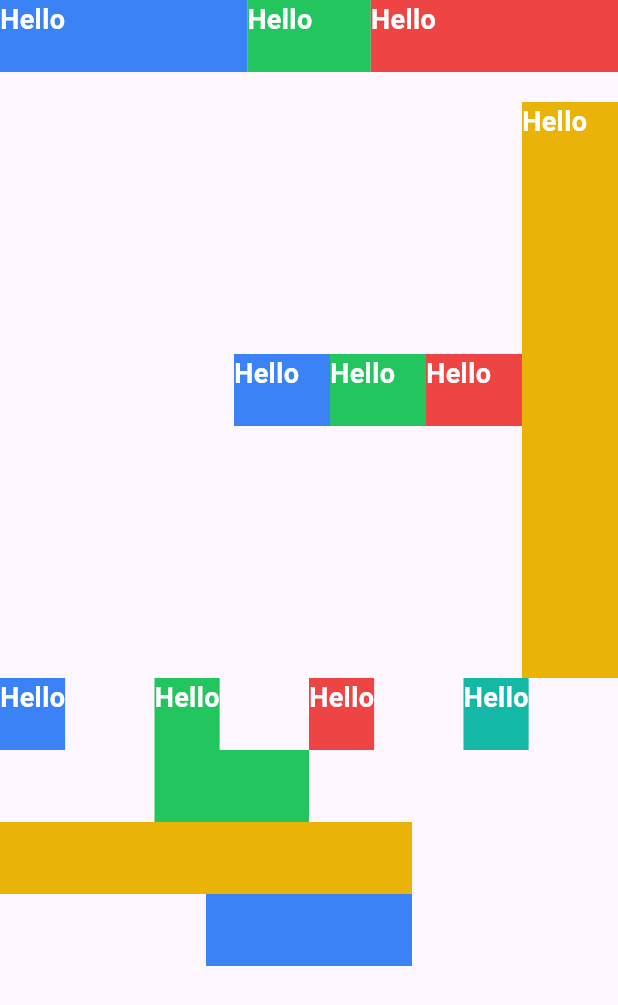
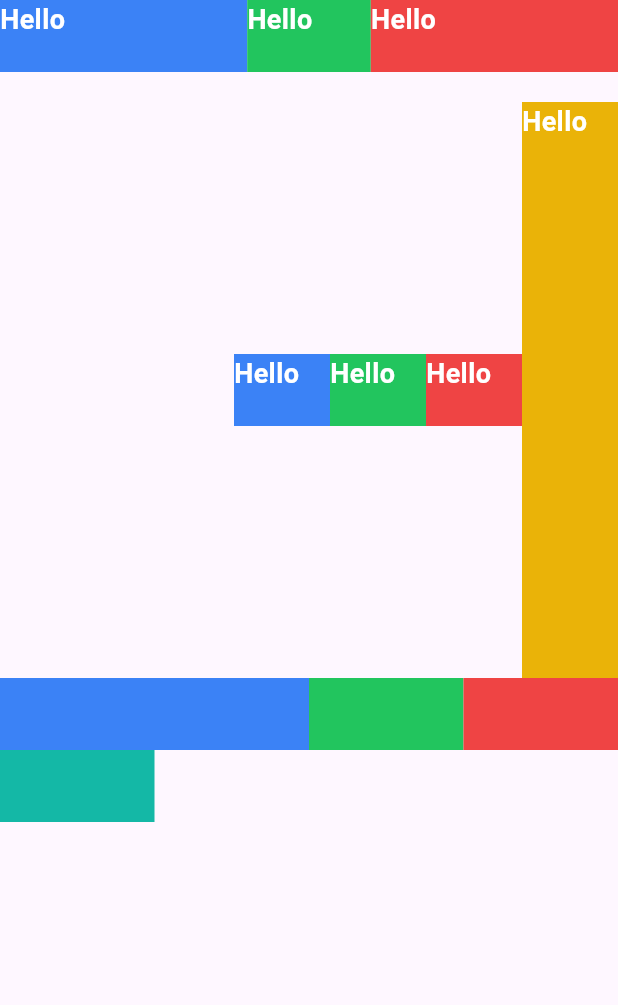
Before and after one commit to MRGRAVITY817/flutterwind, a Flutter app: the screen it shows after launch, on a phone screen of 412 x 824 dp. Shown: the top 1005 px of the screen. Run offline on Flutter 3.47's test engine with Material 3 defaults, Android fonts, the phone set to English and light mode, and no system bars; drawn by our look-alikes of flutter_layout_grid.

Commit message:
feat(flexbox_grid): add grid row start and end parsing

```diff
--- a/example/lib/main.dart
+++ b/example/lib/main.dart
@@ -95,51 +95,20 @@ class MyHomePage extends StatelessWidget {
               ],
             ),
             const FwGrid(
-              style: "grid-cols-4 gap-4",
+              style: "grid-cols-4 grid-rows-2 gap-4",
               children: [
                 FwContainer(
-                  style: "h-12 bg-blue-500",
-                  child: FwText(
-                    style: "text-lg text-white font-bold",
-                    text: "Hello",
-                  ),
+                  style: "h-12 bg-blue-500 col-start-1 col-span-2",
                 ),
                 FwContainer(
                   style: "h-12 bg-green-500",
-                  child: FwText(
-                    style: "text-lg text-white font-bold",
-                    text: "Hello",
-                  ),
                 ),
                 FwContainer(
                   style: "h-12 bg-red-500",
-                  child: FwText(
-                    style: "text-lg text-white font-bold",
-                    text: "Hello",
-                  ),
                 ),
                 FwContainer(
                   style: "h-12 bg-teal-500",
-                  child: FwText(
-                    style: "text-lg text-white font-bold",
-                    text: "Hello",
-                  ),
                 ),
-                FwContainer(
-                  style: "bg-green-500 col-start-1 col-span-2 h-12",
-                ),
-              ],
-            ),
-            LayoutGrid(
-              columnSizes: const [auto, auto, auto],
-              rowSizes: const [auto, auto],
-              children: [
-                const FwContainer(
-                  style: "bg-yellow-500 h-12",
-                ).withGridPlacement(columnStart: 0, columnSpan: 2),
-                const FwContainer(
-                  style: "bg-blue-500 h-12",
-                ).withGridPlacement(columnStart: 1, rowStart: 1),
               ],
             ),
           ],
--- a/lib/src/parse_style/parse_style.dart
+++ b/lib/src/parse_style/parse_style.dart
@@ -5,6 +5,7 @@ import 'package:flutterwind/src/parse_style/flexbox_grid/parse_flex.dart';
 import 'package:flutterwind/src/parse_style/flexbox_grid/parse_flex_direction.dart';
 import 'package:flutterwind/src/parse_style/flexbox_grid/parse_grid_cols_subgrid.dart';
 import 'package:flutterwind/src/parse_style/flexbox_grid/parse_grid_column_start_end.dart';
+import 'package:flutterwind/src/parse_style/flexbox_grid/parse_grid_row_start_end.dart';
 import 'package:flutterwind/src/parse_style/flexbox_grid/parse_grid_rows.dart';
 import 'package:flutterwind/src/parse_style/flexbox_grid/parse_grid_template_columns.dart';
 import 'package:flutterwind/src/parse_style/flexbox_grid/parse_justify_content.dart';
@@ -74,6 +75,7 @@ Map<String, dynamic> parseStyle(String style, Size size) {
     ...parseGridColsSubgrid(classes),
     ...parseGridColumnStartEnd(classes),
     ...parseGridRows(classes),
+    ...parseGridRowStartEnd(classes),
     // Typography
     ...parseFontSize(classes),
     ...parseFontWeight(classes),
--- a/lib/src/widgets/fw_container.dart
+++ b/lib/src/widgets/fw_container.dart
@@ -46,13 +46,20 @@ class FwContainer extends StatelessWidget {
     }
 
     if (containerStyle.columnStart == null &&
-        containerStyle.columnSpan == null) {
+        containerStyle.columnSpan == null &&
+        containerStyle.rowStart == null &&
+        containerStyle.rowSpan == null) {
       return styledChild;
     }
 
     return styledChild.withGridPlacement(
-      columnStart: containerStyle.columnStart ?? 1,
+      columnStart: containerStyle.columnStart != null
+          ? containerStyle.columnStart! - 1
+          : 0,
       columnSpan: containerStyle.columnSpan ?? 1,
+      rowStart:
+          containerStyle.rowStart != null ? containerStyle.rowStart! - 1 : 0,
+      rowSpan: containerStyle.rowSpan ?? 1,
     );
   }
 }
@@ -66,6 +73,8 @@ class FwContainerStyle {
   final CrossAxisAlignment? alignSelf;
   final int? columnStart;
   final int? columnSpan;
+  final int? rowStart;
+  final int? rowSpan;
 
   FwContainerStyle({
     this.padding,
@@ -76,6 +85,8 @@ class FwContainerStyle {
     this.alignSelf,
     this.columnStart,
     this.columnSpan,
+    this.rowStart,
+    this.rowSpan,
   });
 
   factory FwContainerStyle.from(BuildContext context, String style) {
@@ -145,7 +156,9 @@ class FwContainerStyle {
       ),
       alignSelf: styleMap['align-self'],
       columnStart: styleMap['grid-column-start'],
-      columnSpan: styleMap['grid-column-end'],
+      columnSpan: styleMap['grid-column-span'],
+      rowStart: styleMap['grid-row-start'],
+      rowSpan: styleMap['grid-row-span'],
     );
   }
 }
--- a/lib/src/widgets/fw_grid.dart
+++ b/lib/src/widgets/fw_grid.dart
@@ -37,8 +37,8 @@ class FwGrid extends StatelessWidget {
           columns,
           (index) => auto,
         ),
-        rowSizes: List.generate(
-          rowCount(children, columns),
+        rowSizes:  List.generate(
+          fwStyle.rows ?? rowCount(children, columns),
           (index) => auto,
         ),
         children: children,
```
Also changed, not shown: lib/src/parse_style/flexbox_grid/parse_grid_row_start_end.dart (added, +110 -0 lines), 2 other files.
